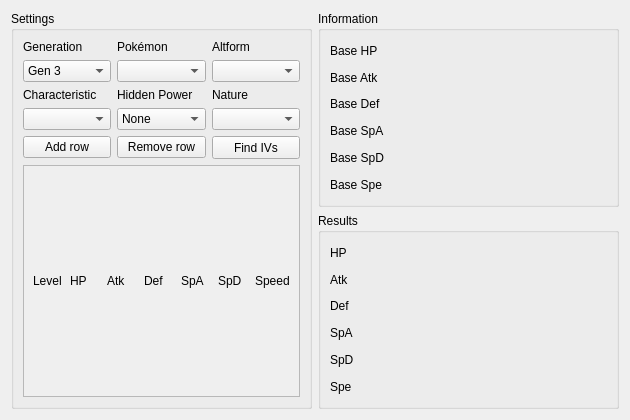
Qt form Source/Forms/Util/IVCalculator.ui (Admiral-Fish/PokeFinder) before a commit.
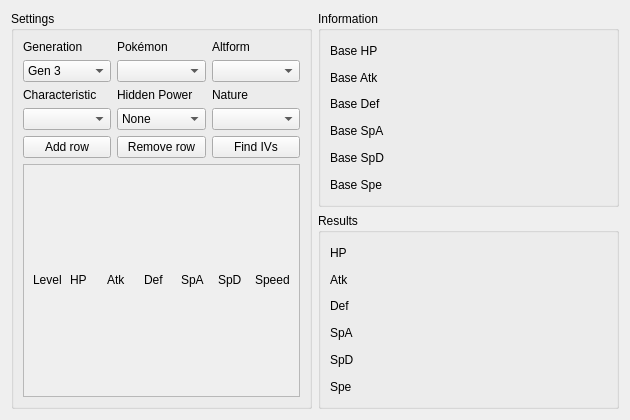
The same form after that commit.

The edit to the form file:
```diff
--- a/Source/Forms/Util/IVCalculator.ui
+++ b/Source/Forms/Util/IVCalculator.ui
@@ -10,12 +10,6 @@
     <height>420</height>
    </rect>
   </property>
-  <property name="minimumSize">
-   <size>
-    <width>630</width>
-    <height>420</height>
-   </size>
-  </property>
   <property name="windowTitle">
    <string>IV Calculator</string>
   </property>
@@ -55,12 +49,6 @@
       </item>
       <item row="4" column="2">
        <widget class="QPushButton" name="pushButtonFindIVs">
-        <property name="minimumSize">
-         <size>
-          <width>0</width>
-          <height>23</height>
-         </size>
-        </property>
         <property name="text">
          <string>Find IVs</string>
         </property>
@@ -131,8 +119,8 @@
           <rect>
            <x>0</x>
            <y>0</y>
-           <width>277</width>
-           <height>236</height>
+           <width>281</width>
+           <height>234</height>
           </rect>
          </property>
          <layout class="QGridLayout" name="gridLayoutEntry">
```
